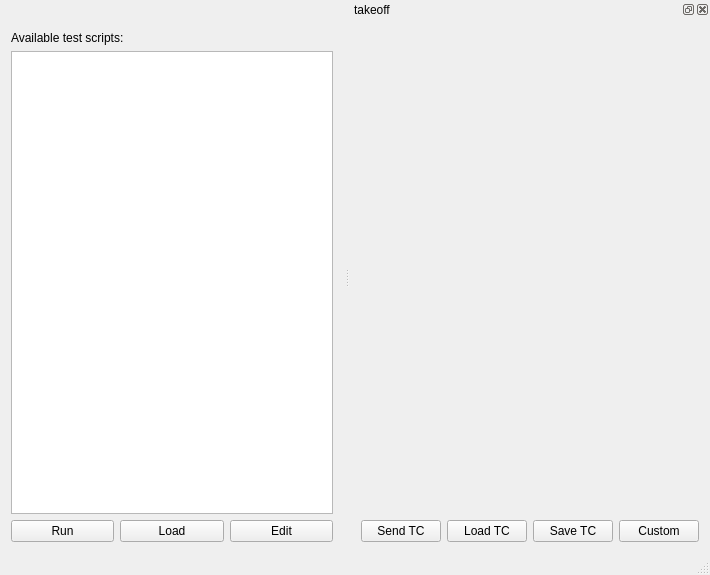
Above: taste-python-socket-client/binary.c/binaries/gcs-GUI/guilayout.ui from FlyingTasters2017/FlyingTasters before the change. Below: the same form after it.
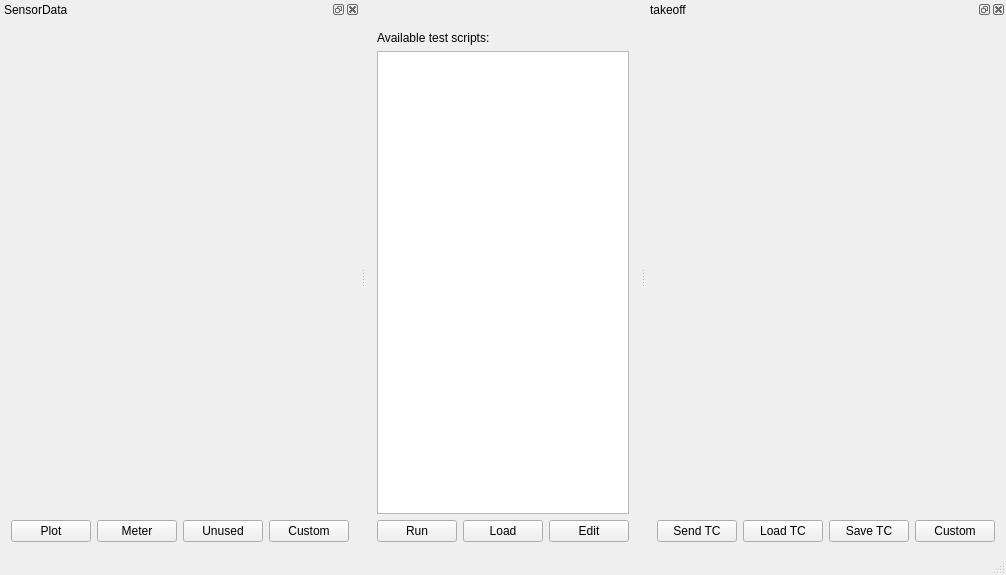
That is the form after the change. Icons and pictures are not drawn. Custom widgets are drawn as their Qt base class.

```diff
--- a/taste-python-socket-client/binary.c/binaries/gcs-GUI/guilayout.ui
+++ b/taste-python-socket-client/binary.c/binaries/gcs-GUI/guilayout.ui
@@ -116,6 +116,56 @@
     </layout>
    </widget>
   </widget>
+  <widget class="QDockWidget" name="tm_1">
+   <property name="allowedAreas">
+    <set>Qt::RightDockWidgetArea</set>
+   </property>
+   <property name="windowTitle">
+    <string>SensorData</string>
+   </property>
+   <attribute name="dockWidgetArea">
+    <number>1</number>
+   </attribute>
+   <widget class="QWidget" name="dockWidgetContents">
+    <layout class="QVBoxLayout" name="verticalLayout">
+     <item>
+      <widget class="asn1Viewer" name="SensorData" native="true"/>
+     </item>
+     <item>
+      <layout class="QHBoxLayout" name="horizontalLayout">
+       <item>
+        <widget class="QPushButton" name="plotButton">
+         <property name="text">
+          <string>Plot</string>
+         </property>
+        </widget>
+       </item>
+       <item>
+        <widget class="QPushButton" name="meterButton">
+         <property name="text">
+          <string>Meter</string>
+         </property>
+        </widget>
+       </item>
+       <item>
+        <widget class="QPushButton" name="unusedButton">
+         <property name="text">
+          <string>Unused</string>
+         </property>
+        </widget>
+       </item>
+       <item>
+        <widget class="QPushButton" name="customCombo">
+         <property name="text">
+          <string>Custom</string>
+         </property>
+        </widget>
+       </item>
+      </layout>
+     </item>
+    </layout>
+   </widget>
+  </widget>
  </widget>
  <layoutdefault spacing="6" margin="11"/>
  <customwidgets>
```
